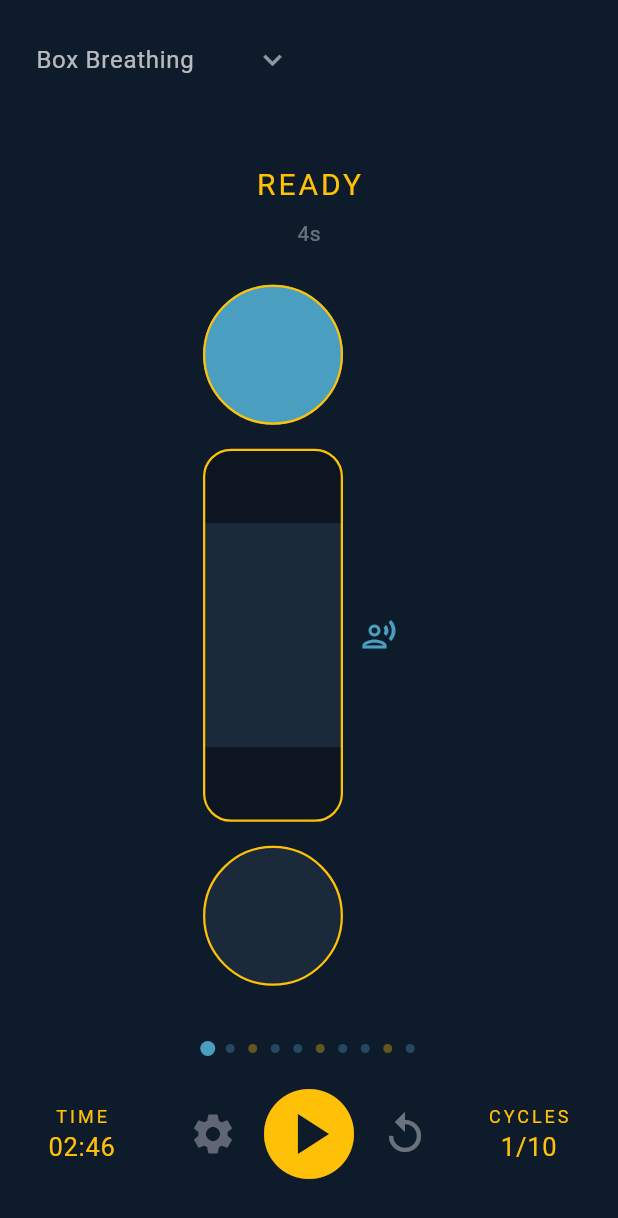
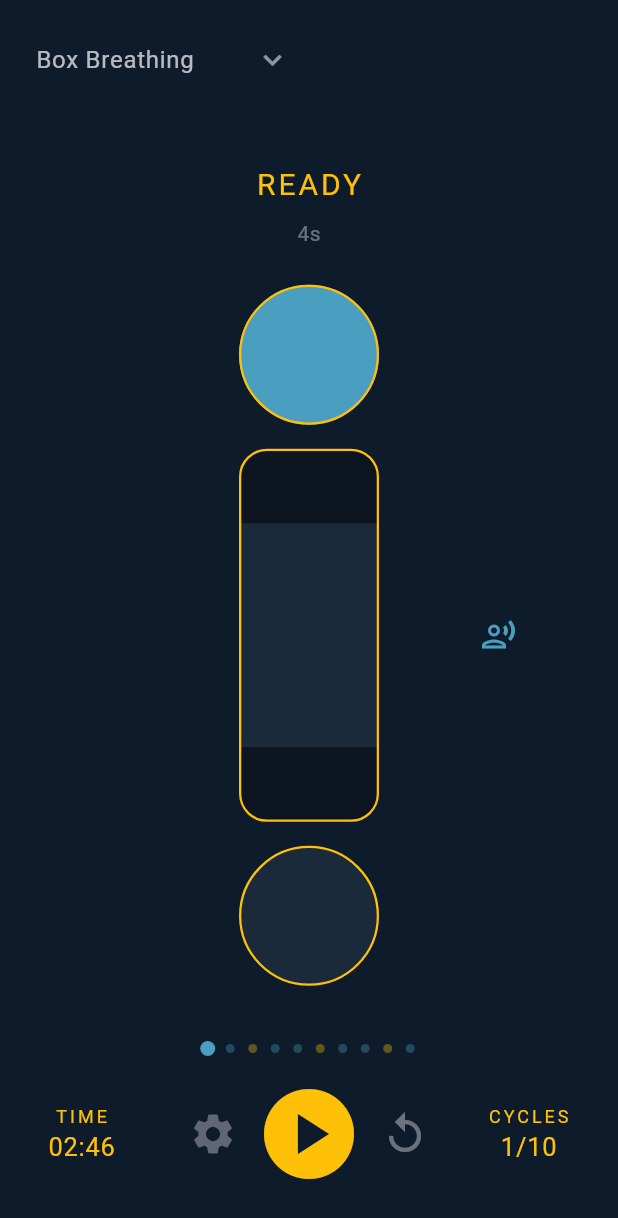
Before and after one commit to casaubon70/breathscape, a Flutter app: the screen it shows after launch, on a phone screen of 412 x 824 dp. Shown: the top 1218 px of the screen. Run offline on Flutter 3.47's test engine with Material 3 defaults, Android fonts, the phone set to English and light mode, and no system bars; our stand-ins replace equatable, flutter_bloc, just_audio, yaml.

Commit message:
fix: keep animation exactly centered regardless of side buttons
Replace Row(mainAxisSize: min) with a full-width Stack. Animation is
pinned to the Stack center via alignment; VoiceMuteButton sits in an
Align(centerRight) SizedBox whose width is exactly half the remaining
horizontal space, placing the button midway between animation and edge.

Co-Authored-By: Claude Sonnet 4.6 <noreply@anthropic.com>

```diff
--- a/lib/features/breathing_session/presentation/breathing_session_page.dart
+++ b/lib/features/breathing_session/presentation/breathing_session_page.dart
@@ -124,8 +124,10 @@ class _BreathingSessionView extends StatelessWidget {
                                       style: typography.countdown,
                                     ),
                                     SizedBox(height: spacing.l),
-                                    Row(
-                                      mainAxisSize: MainAxisSize.min,
+                                    SizedBox(
+                                      width: constraints.maxWidth,
+                                      child: Stack(
+                                        alignment: Alignment.center,
                                         children: [
                                           SizedBox(
                                             width: animHeight * 0.375,
@@ -136,7 +138,8 @@ class _BreathingSessionView extends StatelessWidget {
                                                   state.status ==
                                                   SessionStatus.playing,
                                               circleScale: state.circleScale,
-                                            circleOpacity: state.circleOpacity,
+                                              circleOpacity:
+                                                  state.circleOpacity,
                                               circleBottomScale:
                                                   state.circleBottomScale,
                                               circleBottomOpacity:
@@ -162,8 +165,20 @@ class _BreathingSessionView extends StatelessWidget {
                                                   ),
                                             ),
                                           ),
-                                        const VoiceMuteButton(),
+                                          Align(
+                                            alignment: Alignment.centerRight,
+                                            child: SizedBox(
+                                              width:
+                                                  (constraints.maxWidth -
+                                                      animHeight * 0.375) /
+                                                  2,
+                                              child: const Center(
+                                                child: VoiceMuteButton(),
+                                              ),
+                                            ),
+                                          ),
                                         ],
+                                      ),
                                     ),
                                   ],
                                 );
```
Lines whose indentation alone changed are shown as unchanged.
